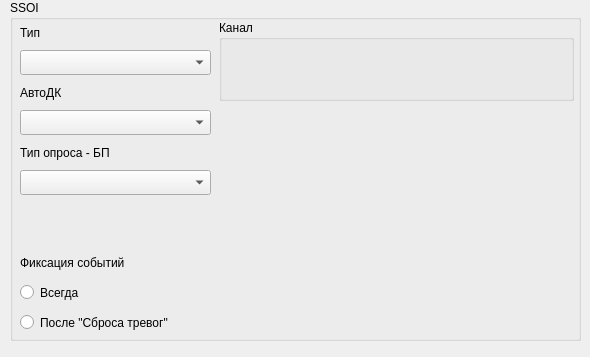
xXRadioHeadXx/start7, file m_cfg/ssoi_widget.ui: the form before one commit.
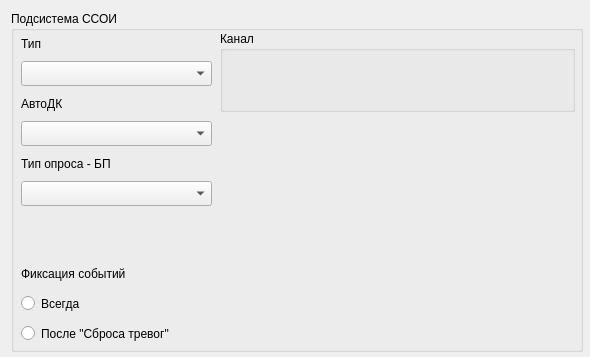
The form after the commit. Custom widgets are drawn as their Qt base class.

Patch:
```diff
--- a/m_cfg/ssoi_widget.ui
+++ b/m_cfg/ssoi_widget.ui
@@ -16,14 +16,14 @@
   <widget class="QGroupBox" name="groupBox">
    <property name="geometry">
     <rect>
-     <x>10</x>
-     <y>0</y>
-     <width>571</width>
+     <x>11</x>
+     <y>11</y>
+     <width>572</width>
      <height>341</height>
     </rect>
    </property>
    <property name="title">
-    <string>SSOI</string>
+    <string>Подсистема ССОИ</string>
    </property>
    <widget class="QComboBox" name="Version">
     <property name="geometry">
```
